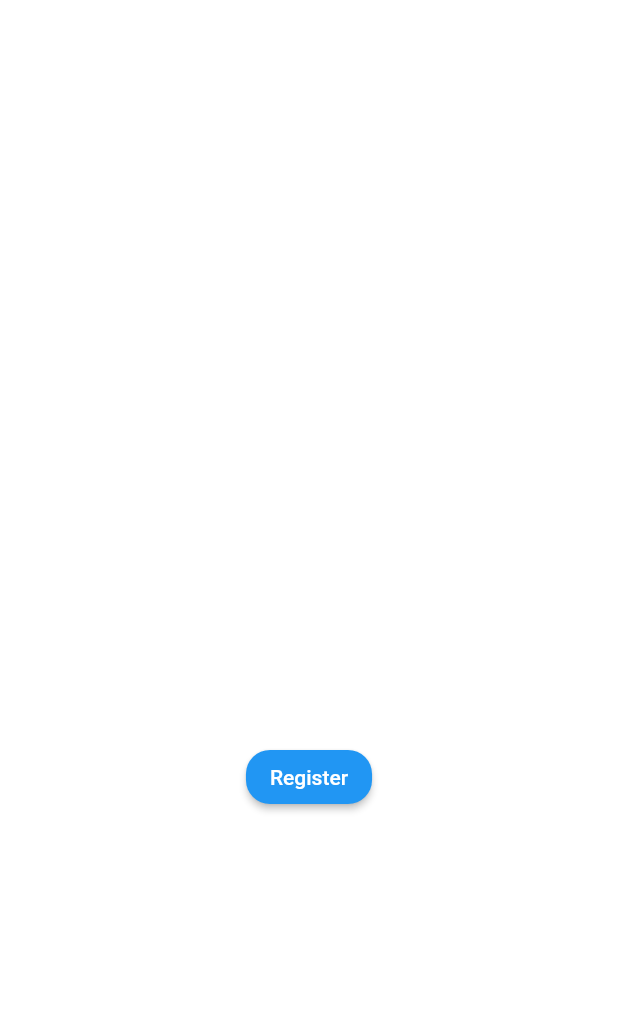
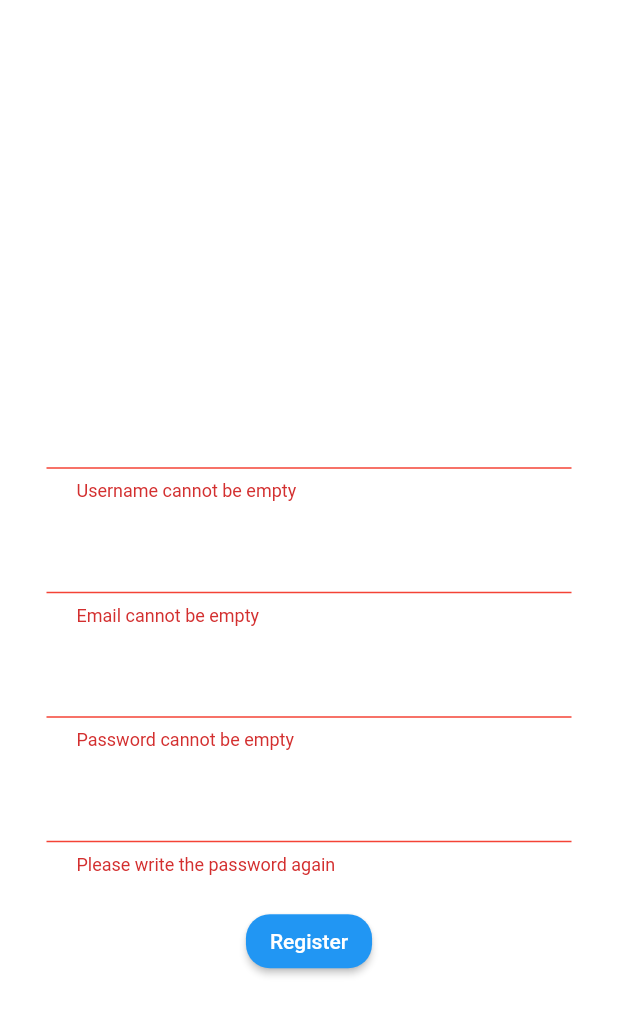
Before and after one commit to KomoGit/Speedlist, a Flutter app: the RegisterPageInput screen opened directly, after a tap on "Register", on a phone screen of 412 x 824 dp. Shown: the top 1015 px of the screen. Run offline on Flutter 3.47's test engine with Material 2 defaults, Android fonts, the phone set to English and light mode, and no system bars; drawn by our look-alikes of blurrycontainer; our stand-ins replace google_fonts, pocketbase.

Commit message:
Register field is now responsive to user errors.

```diff
--- a/lib/view/register_view.dart
+++ b/lib/view/register_view.dart
@@ -2,6 +2,8 @@ import 'package:blurrycontainer/blurrycontainer.dart';
 import 'package:flutter/material.dart';
 import 'package:google_fonts/google_fonts.dart';
 import 'package:pocketbase/pocketbase.dart';
+import 'package:speedlist/controller/user_controller.dart';
+import 'package:speedlist/model/user.dart';
 
 import '../Utilities/backend_utilities.dart';
 import '../Utilities/login_utilities.dart';
@@ -44,7 +46,7 @@ class _RegisterPageInputState extends State<RegisterPageInput> {
   bool isConfirmPassEmpty = false;
   bool isPasswordValid = true;
   bool isEmailValid = true;
-  late bool isPasswordSame;
+  bool isPasswordSame = true;
 
   @override
   void dispose() {
@@ -57,14 +59,30 @@ class _RegisterPageInputState extends State<RegisterPageInput> {
 
   void _checkInput() {
     setState(() {
+      isUsernameEmpty = _usernameController.text.isEmpty;
       isEmailEmpty = _emailController.text.isEmpty;
       isPasswordEmpty = _passController[0].text.isEmpty;
       isConfirmPassEmpty = _passController[1].text.isEmpty;
       isPasswordValid =
           loginUtilities.passwordValidator(_passController[0].text);
+      isPasswordSame = loginUtilities.arePasswordsSame(
+          _passController[0].text, _passController[1].text);
       isEmailValid = loginUtilities.emailValidator(_emailController.text);
       return;
     });
+  }
+
+  bool validateInputs() {
+    if (!isUsernameEmpty &&
+        !isEmailEmpty &&
+        !isPasswordEmpty &&
+        !isConfirmPassEmpty &&
+        !isUsernameEmpty &&
+        isEmailValid &&
+        isPasswordValid) {
+      return true;
+    }
+    return false;
   }
 
   @override
@@ -90,6 +108,27 @@ class _RegisterPageInputState extends State<RegisterPageInput> {
                       style: GoogleFonts.bebasNeue(
                           color: Colors.white, fontSize: 24, letterSpacing: 2),
                     ),
+                    const Padding(padding: EdgeInsets.only(bottom: 50)),
+                    TextField(
+                      controller: _usernameController,
+                      style: GoogleFonts.montserrat(color: Colors.white),
+                      decoration: InputDecoration(
+                        hintStyle:
+                            const TextStyle(fontSize: 17, color: Colors.white),
+                        hintText: "Insert your user username",
+                        errorBorder: const UnderlineInputBorder(
+                          borderSide: BorderSide(color: Colors.red),
+                        ),
+                        errorText:
+                            isUsernameEmpty ? "Username cannot be empty" : null,
+                        suffixIcon: const Icon(
+                          Icons.person_2_outlined,
+                          color: Colors.white,
+                        ),
+                        border: InputBorder.none,
+                        contentPadding: const EdgeInsets.all(20),
+                      ),
+                    ),
                     TextField(
                       controller: _emailController,
                       style: GoogleFonts.montserrat(color: Colors.white),
@@ -101,7 +140,7 @@ class _RegisterPageInputState extends State<RegisterPageInput> {
                           borderSide: BorderSide(color: Colors.red),
                         ),
                         errorText: isEmailEmpty
-                            ? "Login cannot be empty"
+                            ? "Email cannot be empty"
                             : !isEmailValid
                                 ? "Email you have entered is invalid"
                                 : null,
@@ -124,8 +163,11 @@ class _RegisterPageInputState extends State<RegisterPageInput> {
                         errorBorder: const UnderlineInputBorder(
                           borderSide: BorderSide(color: Colors.red),
                         ),
-                        errorText:
-                            isPasswordEmpty ? "Password cannot be empty" : null,
+                        errorText: isPasswordEmpty
+                            ? "Password cannot be empty"
+                            : !isPasswordValid
+                                ? "Your password must contain 1 Uppercase, 1 lowercase, number and a symbol."
+                                : null,
                         suffixIcon: const Icon(Icons.lock_open_outlined,
                             color: Colors.white),
                         border: InputBorder.none,
@@ -145,31 +187,35 @@ class _RegisterPageInputState extends State<RegisterPageInput> {
                         ),
                         errorText: isConfirmPassEmpty
                             ? "Please write the password again"
-                            : null,
+                            : !isPasswordSame
+                                ? "The passwords are not the same."
+                                : null,
                         suffixIcon: const Icon(Icons.lock, color: Colors.white),
                         border: InputBorder.none,
                         contentPadding: const EdgeInsets.all(20),
                       ),
                     ),
+                    const Padding(padding: EdgeInsets.all(10)),
                     ElevatedButton(
                       onPressed: () async {
+                        _checkInput();
                         Debug.printLog("Clicked Register.");
-                        // _checkInput();
-                        // if (!isEmailEmpty && !isPassEmpty && isEmailValid) {
-                        //   await BackendUtilities.checkBackendHealth()
-                        //       .then((isConnected) {
-                        //     if (!isConnected) {
-                        //       loginFailAlert(context,
-                        //           "Connection to server could not be established. Try again later.");
-                        //     }
-                        //   });
-                        //   // UserModel user = await UserController.authUser(
-                        //   //     pb, _emailController.text, _passController.text);
-                        //   // if (!user.isVerified && mounted) {
-                        //   //   await loginFailAlert(context,
-                        //   //       "The user is not yet verified. Check your email.");
-                        //   // }
-                        // }
+                        if (validateInputs()) {
+                          await BackendUtilities.checkBackendHealth()
+                              .then((bool isConnected) {
+                            if (!isConnected) {
+                              loginFailAlert(context,
+                                  "connection to server could not be established. try again later.");
+                            }
+                          });
+                          UserModel newUser = UserModel(
+                              _usernameController.text,
+                              "",
+                              _emailController.text,
+                              _passController[0].text,
+                              true);
+                          UserController.createNewUser(pb, newUser);
+                        }
                       },
                       style: ButtonStyle(
                         shape: MaterialStatePropertyAll(
@@ -189,4 +235,25 @@ class _RegisterPageInputState extends State<RegisterPageInput> {
       ),
     );
   }
+
+  Future<dynamic> loginFailAlert(BuildContext context, String msg) =>
+      showDialog(
+        context: context,
+        builder: (BuildContext context) {
+          return BlurryContainer.square(
+            child: AlertDialog(
+              backgroundColor: Colors.white,
+              title: const Center(child: Text("Attention")),
+              content: Text(msg),
+              actions: [
+                TextButton(
+                    onPressed: () {
+                      Navigator.of(context).pop();
+                    },
+                    child: const Text("Ok."))
+              ],
+            ),
+          );
+        },
+      );
 }
```
